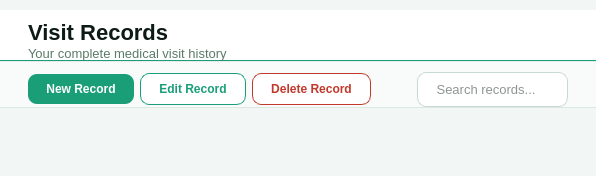
First picture: the form in src/ui/page_records.ui, repository shasheenahdeeneillelumasag/CCC151---Group-Project, before the edit.
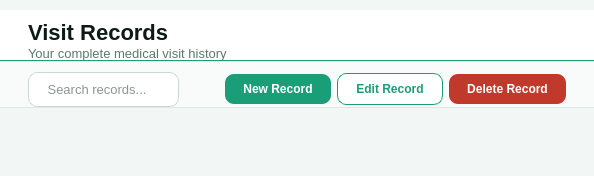
Second picture: the form after the edit.

Commit message: Move toolbar buttons to right, add search fields, style QLineEdit consistently

```diff
--- a/src/ui/page_records.ui
+++ b/src/ui/page_records.ui
@@ -41,21 +41,10 @@
        <property name="rightMargin"><number>28</number></property>
        <property name="bottomMargin"><number>0</number></property>
        <item>
-        <widget class="QPushButton" name="btnNewRecord">
-         <property name="text"><string>New Record</string></property>
-         <property name="styleSheet"><string>QPushButton { background: #1A9E78; color: #FFF; font-size: 12px; font-weight: 600; border: none; border-radius: 9px; padding: 8px 18px; } QPushButton:hover { background: #0D6B52; }</string></property>
-        </widget>
-       </item>
-       <item>
-        <widget class="QPushButton" name="btnEditRecord">
-         <property name="text"><string>Edit Record</string></property>
-         <property name="styleSheet"><string>QPushButton { background: #FFFFFF; color: #1A9E78; font-size: 12px; font-weight: 600; border: 1px solid #1A9E78; border-radius: 9px; padding: 8px 18px; } QPushButton:hover { background: #E3F5EE; }</string></property>
-        </widget>
-       </item>
-       <item>
-        <widget class="QPushButton" name="btnDeleteRecord">
-         <property name="text"><string>Delete Record</string></property>
-         <property name="styleSheet"><string>QPushButton { background: #FFFFFF; color: #C0392B; font-size: 12px; font-weight: 600; border: 1px solid #C0392B; border-radius: 9px; padding: 8px 18px; } QPushButton:hover { background: #FDECEB; }</string></property>
+         <widget class="QLineEdit" name="searchInput">
+          <property name="placeholderText"><string> Search records...</string></property>
+          <property name="minimumWidth"><number>200</number></property>
+          <property name="maximumWidth"><number>240</number></property>
         </widget>
        </item>
        <item>
@@ -72,10 +61,22 @@
         </spacer>
        </item>
        <item>
-        <widget class="QLineEdit" name="searchInput">
-         <property name="placeholderText"><string> Search records...</string></property>
-         <property name="minimumWidth"><number>200</number></property>
-         <property name="maximumWidth"><number>240</number></property>
+         <widget class="QPushButton" name="btnNewRecord">
+          <property name="text"><string>New Record</string></property>
+          <property name="styleSheet"><string>QPushButton { background: #1A9E78; color: #FFF; font-size: 12px; font-weight: 600; border: none; border-radius: 9px; padding: 8px 18px; } QPushButton:hover { background: #0D6B52; }</string></property>
+         </widget>
+        </item>
+        <item>
+         <widget class="QPushButton" name="btnEditRecord">
+          <property name="text"><string>Edit Record</string></property>
+          <property name="styleSheet"><string>QPushButton { background: #FFFFFF; color: #1A9E78; font-size: 12px; font-weight: 600; border: 1px solid #1A9E78; border-radius: 9px; padding: 8px 18px; } QPushButton:hover { background: #E3F5EE; }</string></property>
+         </widget>
+        </item>
+        <item>
+          <widget class="QPushButton" name="btnDeleteRecord">
+           <property name="cursor"><cursorShape>PointingHandCursor</cursorShape></property>
+           <property name="text"><string>Delete Record</string></property>
+           <property name="styleSheet"><string>QPushButton { background: #C0392B; color: #FFF; font-size: 12px; font-weight: 600; border: none; border-radius: 9px; padding: 8px 18px; } QPushButton:hover { background: #A93226; }</string></property>
         </widget>
        </item>
       </layout>
```
Lines whose indentation alone changed are shown as unchanged. The commit also changes 19 other files.
